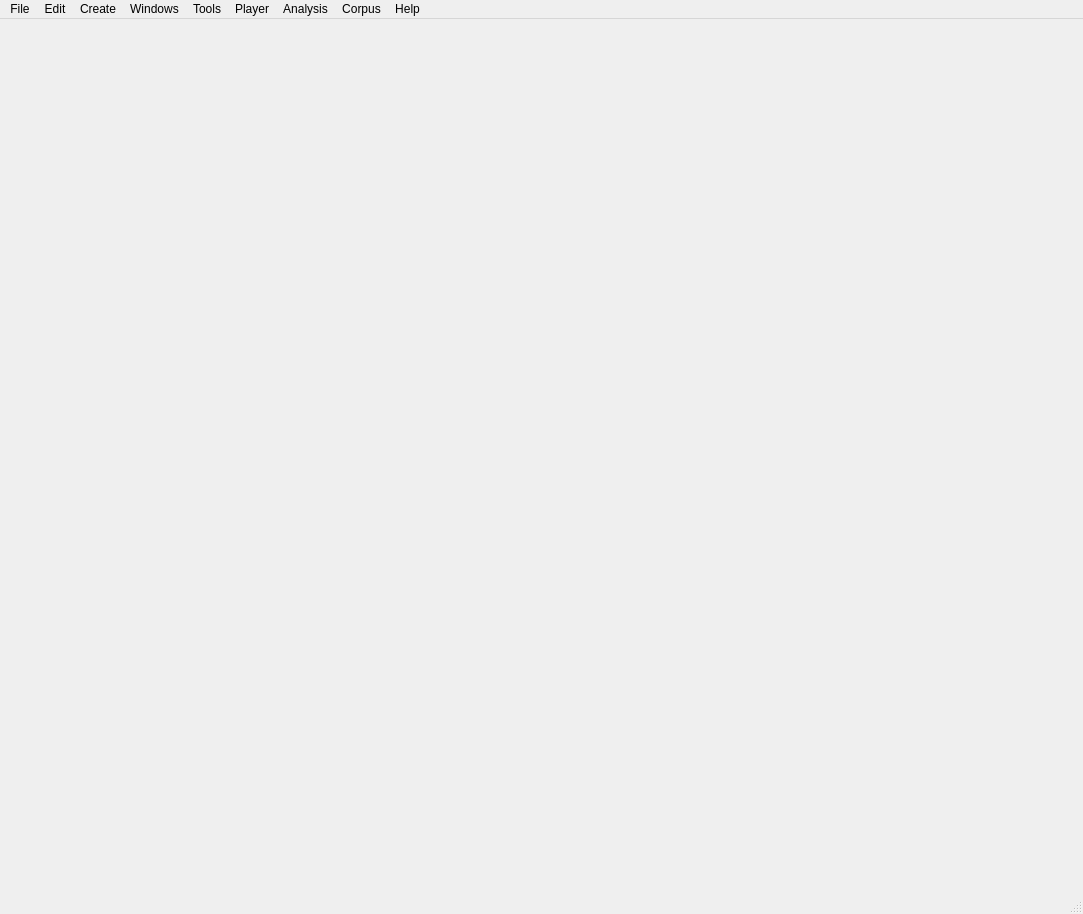
Before: the Qt Designer form qt_ui/MainWindow.ui in FilmColors/VIAN, drawn with Qt 5.
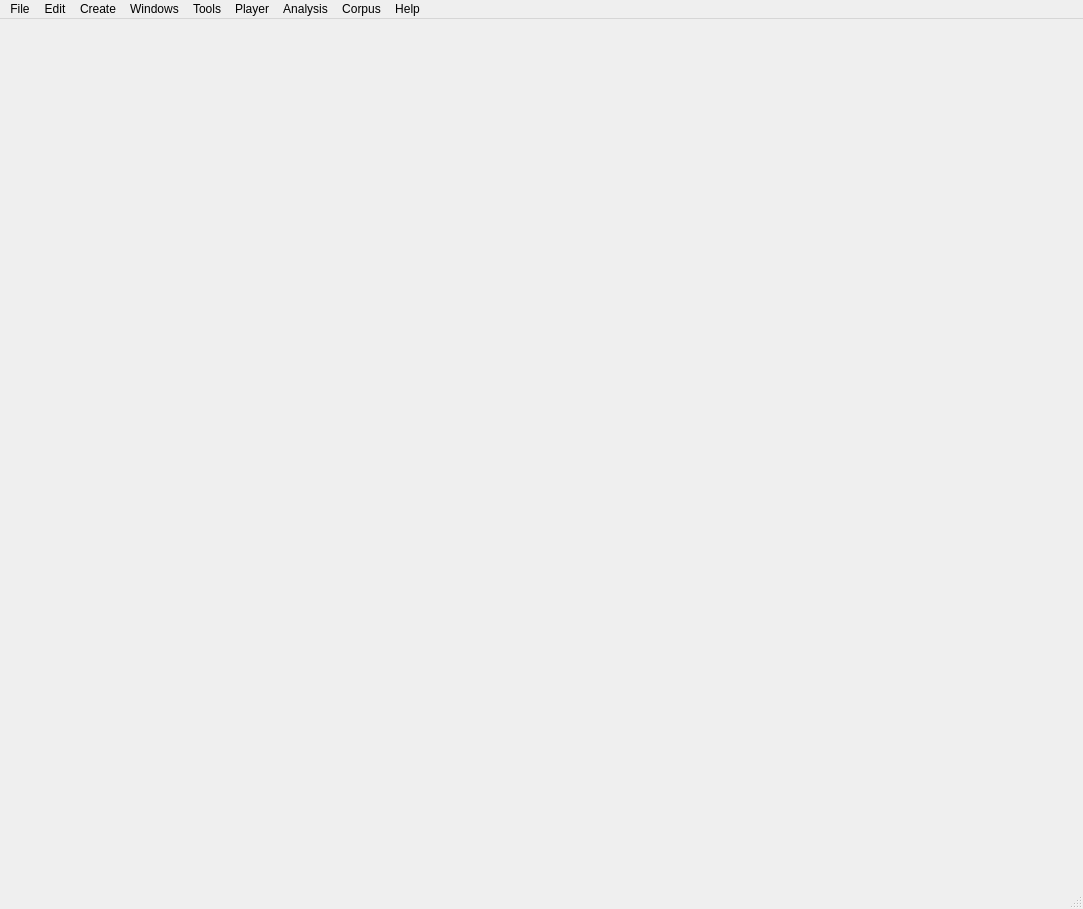
After: the same form once the commit is applied. Icons and pictures are not drawn.

```diff
--- a/qt_ui/MainWindow.ui
+++ b/qt_ui/MainWindow.ui
@@ -7,7 +7,7 @@
     <x>0</x>
     <y>0</y>
     <width>1083</width>
-    <height>914</height>
+    <height>909</height>
    </rect>
   </property>
   <property name="windowTitle">
```
Left out of the diff: 6 changed lines with no effect on the pictures.
